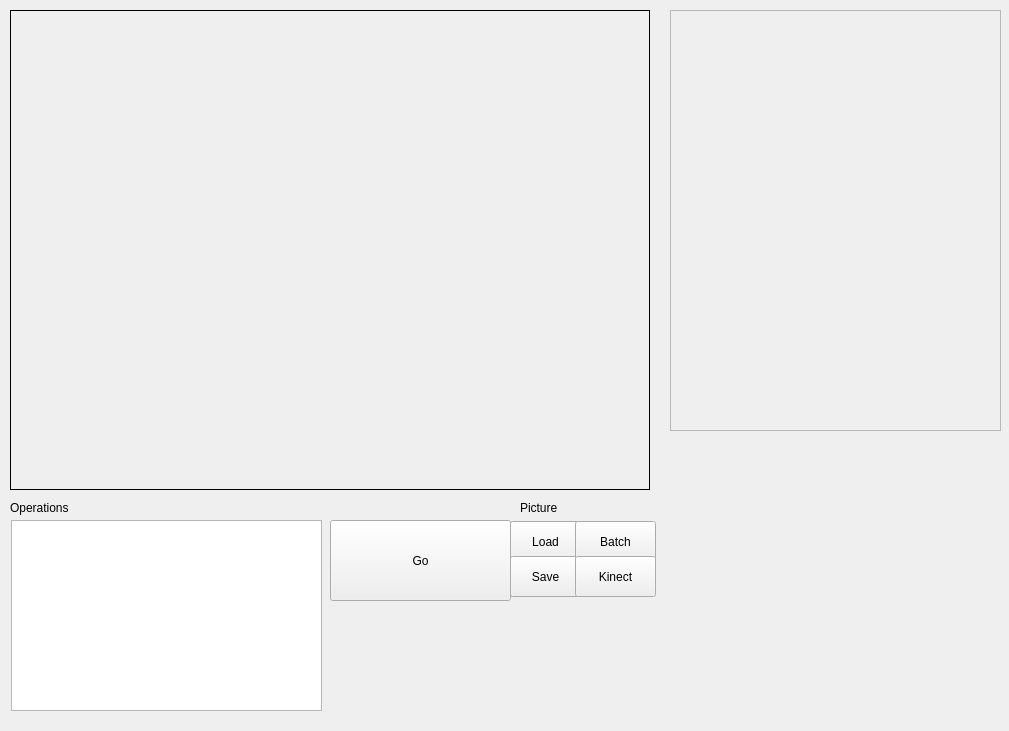
Above: ui/mainwindow.ui from najlepsiwebdesigner/opencv-lab before the change. Below: the same form after it.
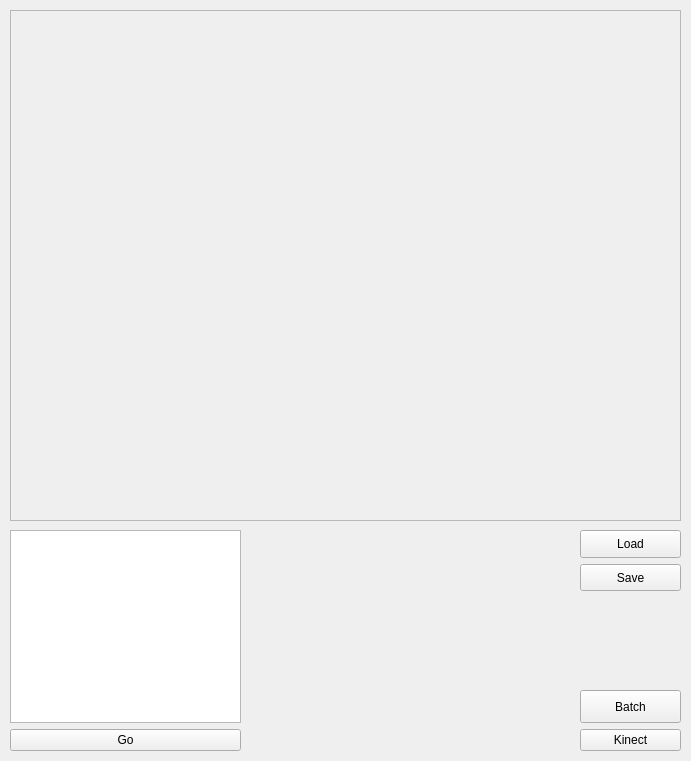
That is the form after the change. Icons and pictures are not drawn.

Commit message: add support for multiple images display

Diff of the .ui file:
```diff
--- a/ui/mainwindow.ui
+++ b/ui/mainwindow.ui
@@ -6,8 +6,8 @@
    <rect>
     <x>0</x>
     <y>0</y>
-    <width>1009</width>
-    <height>731</height>
+    <width>691</width>
+    <height>761</height>
    </rect>
   </property>
   <property name="sizePolicy">
@@ -16,161 +16,17 @@
     <verstretch>0</verstretch>
    </sizepolicy>
   </property>
-  <property name="minimumSize">
-   <size>
-    <width>1009</width>
-    <height>0</height>
-   </size>
-  </property>
   <property name="windowTitle">
    <string>idOCR</string>
   </property>
   <widget class="QWidget" name="centralwidget">
-   <widget class="QLabel" name="imageDisplay">
-    <property name="geometry">
-     <rect>
-      <x>10</x>
-      <y>10</y>
-      <width>640</width>
-      <height>480</height>
-     </rect>
-    </property>
-    <property name="sizePolicy">
-     <sizepolicy hsizetype="Maximum" vsizetype="Maximum">
-      <horstretch>0</horstretch>
-      <verstretch>0</verstretch>
-     </sizepolicy>
-    </property>
-    <property name="frameShape">
-     <enum>QFrame::Box</enum>
-    </property>
-    <property name="text">
-     <string/>
-    </property>
-    <property name="scaledContents">
-     <bool>false</bool>
-    </property>
-   </widget>
-   <widget class="QPushButton" name="loadPicture">
-    <property name="geometry">
-     <rect>
-      <x>510</x>
-      <y>521</y>
-      <width>71</width>
-      <height>41</height>
-     </rect>
-    </property>
-    <property name="sizePolicy">
-     <sizepolicy hsizetype="Ignored" vsizetype="Ignored">
-      <horstretch>0</horstretch>
-      <verstretch>0</verstretch>
-     </sizepolicy>
-    </property>
-    <property name="text">
-     <string>Load</string>
-    </property>
-   </widget>
-   <widget class="QPushButton" name="savePicture">
-    <property name="geometry">
-     <rect>
-      <x>510</x>
-      <y>556</y>
-      <width>71</width>
-      <height>41</height>
-     </rect>
-    </property>
-    <property name="text">
-     <string>Save</string>
-    </property>
-   </widget>
-   <widget class="QLabel" name="label">
-    <property name="geometry">
-     <rect>
-      <x>520</x>
-      <y>500</y>
-      <width>59</width>
-      <height>16</height>
-     </rect>
-    </property>
-    <property name="text">
-     <string>Picture</string>
-    </property>
-   </widget>
-   <widget class="QPushButton" name="batchWindow">
-    <property name="geometry">
-     <rect>
-      <x>575</x>
-      <y>521</y>
-      <width>81</width>
-      <height>41</height>
-     </rect>
-    </property>
-    <property name="text">
-     <string>Batch</string>
-    </property>
-   </widget>
-   <widget class="QListView" name="operationsList">
-    <property name="geometry">
-     <rect>
-      <x>11</x>
-      <y>520</y>
-      <width>311</width>
-      <height>191</height>
-     </rect>
-    </property>
-   </widget>
-   <widget class="QLabel" name="label_2">
-    <property name="geometry">
-     <rect>
-      <x>10</x>
-      <y>500</y>
-      <width>81</width>
-      <height>16</height>
-     </rect>
-    </property>
-    <property name="text">
-     <string>Operations</string>
-    </property>
-   </widget>
-   <widget class="QPushButton" name="executeButton">
-    <property name="geometry">
-     <rect>
-      <x>330</x>
-      <y>520</y>
-      <width>181</width>
-      <height>81</height>
-     </rect>
-    </property>
-    <property name="text">
-     <string>Go</string>
-    </property>
-   </widget>
-   <widget class="QPushButton" name="showWebcam">
-    <property name="geometry">
-     <rect>
-      <x>575</x>
-      <y>556</y>
-      <width>81</width>
-      <height>41</height>
-     </rect>
-    </property>
-    <property name="autoFillBackground">
-     <bool>false</bool>
-    </property>
-    <property name="styleSheet">
-     <string notr="true"/>
-    </property>
-    <property name="text">
-     <string>Kinect</string>
-    </property>
-   </widget>
    <widget class="QScrollArea" name="scrollArea">
     <property name="geometry">
      <rect>
-      <x>670</x>
+      <x>10</x>
       <y>10</y>
-      <width>331</width>
-      <height>421</height>
+      <width>671</width>
+      <height>511</height>
      </rect>
     </property>
     <property name="widgetResizable">
@@ -181,28 +37,121 @@
       <rect>
        <x>0</x>
        <y>0</y>
-       <width>630</width>
-       <height>630</height>
+       <width>669</width>
+       <height>509</height>
       </rect>
      </property>
      <layout class="QGridLayout" name="gridLayout_2">
-      <item row="0" column="0">
-       <layout class="QGridLayout" name="imagesLayout">
-        <item row="0" column="0">
-         <widget class="QLabel" name="label_3">
-          <property name="text">
-           <string/>
-          </property>
-          <property name="pixmap">
-           <pixmap>../../../Downloads/IMG_1222.JPG</pixmap>
-          </property>
-         </widget>
-        </item>
-       </layout>
+      <item row="1" column="0">
+       <layout class="QVBoxLayout" name="imagesLayout"/>
       </item>
      </layout>
     </widget>
    </widget>
+   <widget class="QWidget" name="layoutWidget">
+    <property name="geometry">
+     <rect>
+      <x>10</x>
+      <y>530</y>
+      <width>231</width>
+      <height>221</height>
+     </rect>
+    </property>
+    <layout class="QVBoxLayout" name="verticalLayout">
+     <item>
+      <widget class="QListView" name="operationsList"/>
+     </item>
+     <item>
+      <widget class="QPushButton" name="executeButton">
+       <property name="text">
+        <string>Go</string>
+       </property>
+      </widget>
+     </item>
+    </layout>
+   </widget>
+   <widget class="QWidget" name="">
+    <property name="geometry">
+     <rect>
+      <x>580</x>
+      <y>690</y>
+      <width>101</width>
+      <height>61</height>
+     </rect>
+    </property>
+    <layout class="QVBoxLayout" name="verticalLayout_2">
+     <item>
+      <widget class="QPushButton" name="batchWindow">
+       <property name="sizePolicy">
+        <sizepolicy hsizetype="Expanding" vsizetype="Ignored">
+         <horstretch>0</horstretch>
+         <verstretch>0</verstretch>
+        </sizepolicy>
+       </property>
+       <property name="text">
+        <string>Batch</string>
+       </property>
+      </widget>
+     </item>
+     <item>
+      <widget class="QPushButton" name="showWebcam">
+       <property name="autoFillBackground">
+        <bool>false</bool>
+       </property>
+       <property name="styleSheet">
+        <string notr="true"/>
+       </property>
+       <property name="text">
+        <string>Kinect</string>
+       </property>
+      </widget>
+     </item>
+    </layout>
+   </widget>
+   <widget class="QWidget" name="">
+    <property name="geometry">
+     <rect>
+      <x>580</x>
+      <y>530</y>
+      <width>101</width>
+      <height>61</height>
+     </rect>
+    </property>
+    <layout class="QVBoxLayout" name="verticalLayout_3">
+     <item>
+      <widget class="QPushButton" name="loadPicture">
+       <property name="sizePolicy">
+        <sizepolicy hsizetype="Minimum" vsizetype="Minimum">
+         <horstretch>0</horstretch>
+         <verstretch>0</verstretch>
+        </sizepolicy>
+       </property>
+       <property name="text">
+        <string>Load</string>
+       </property>
+      </widget>
+     </item>
+     <item>
+      <widget class="QPushButton" name="savePicture">
+       <property name="sizePolicy">
+        <sizepolicy hsizetype="Ignored" vsizetype="Ignored">
+         <horstretch>0</horstretch>
+         <verstretch>0</verstretch>
+        </sizepolicy>
+       </property>
+       <property name="text">
+        <string>Save</string>
+       </property>
+      </widget>
+     </item>
+    </layout>
+   </widget>
+   <zorder>layoutWidget</zorder>
+   <zorder>scrollArea</zorder>
+   <zorder>loadPicture</zorder>
+   <zorder>savePicture</zorder>
+   <zorder>batchWindow</zorder>
+   <zorder>showWebcam</zorder>
   </widget>
  </widget>
  <resources/>
```
The commit also changes 3 other files.
